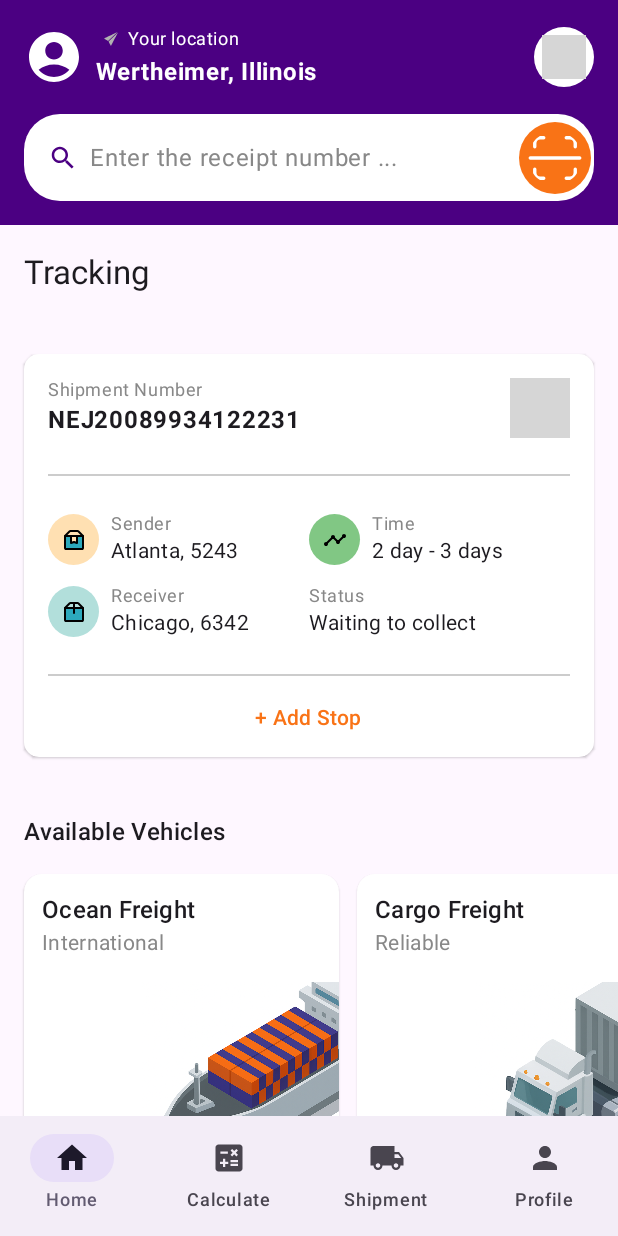
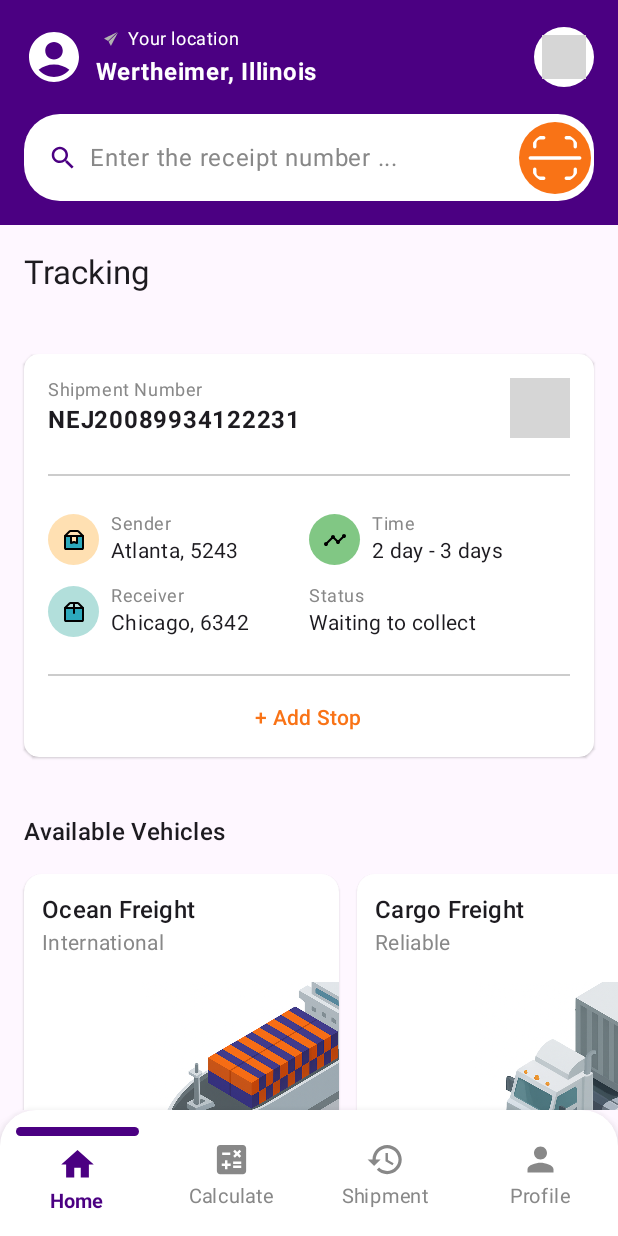
Before and after one commit to somtorizm/MoniePointChallenge, an Android app built with Jetpack Compose: the screen it shows after launch (MainActivity), on a phone screen of 412 x 824 dp. Run offline under Robolectric (Android 15) with nearby library versions, the phone set to English and light mode, and no system bars; our stand-ins replace Dagger/Hilt's generated code; grey boxes are pictures that could not be loaded.

Commit message:
animate bottom nav bar

```diff
--- a/app/src/main/java/com/vectorinc/moniepointchallenge/ui/BottomNavBar.kt
+++ /dev/null
@@ -1,44 +0,0 @@
-package com.vectorinc.moniepointchallenge.ui
-
-import androidx.compose.material3.Icon
-import androidx.compose.material3.NavigationBar
-import androidx.compose.material3.NavigationBarItem
-import androidx.compose.material3.Text
-import androidx.compose.runtime.Composable
-import androidx.compose.runtime.getValue
-import androidx.navigation.NavController
-import androidx.navigation.NavGraph.Companion.findStartDestination
-import androidx.navigation.compose.currentBackStackEntryAsState
-
-@Composable
-fun BottomNavigationBar(navController: NavController) {
-    val items = listOf(
-        Screen.Home,
-        Screen.Calculate,
-        Screen.Shipping,
-        Screen.Profile
-    )
-
-    NavigationBar {
-        val navBackStackEntry by navController.currentBackStackEntryAsState()
-        val currentRoute = navBackStackEntry?.destination?.route
-        items.forEach { screen ->
-            NavigationBarItem(
-                icon = { Icon(screen.icon, contentDescription = screen.label) },
-                label = { Text(screen.label) },
-                selected = currentRoute == screen.route,
-                onClick = {
-                    if (currentRoute != screen.route) {
-                        navController.navigate(screen.route) {
-                            popUpTo(navController.graph.findStartDestination().id) {
-                                saveState = true
-                            }
-                            launchSingleTop = true
-                            restoreState = true
-                        }
-                    }
-                }
-            )
-        }
-    }
-}
--- /dev/null
+++ b/app/src/main/java/com/vectorinc/moniepointchallenge/ui/BottomNavigationBar.kt
@@ -0,0 +1,115 @@
+package com.vectorinc.moniepointchallenge.ui
+
+import androidx.compose.animation.AnimatedVisibility
+import androidx.compose.animation.animateColorAsState
+import androidx.compose.foundation.background
+import androidx.compose.foundation.clickable
+import androidx.compose.foundation.layout.Arrangement
+import androidx.compose.foundation.layout.Box
+import androidx.compose.foundation.layout.Column
+import androidx.compose.foundation.layout.Row
+import androidx.compose.foundation.layout.Spacer
+import androidx.compose.foundation.layout.fillMaxSize
+import androidx.compose.foundation.layout.fillMaxWidth
+import androidx.compose.foundation.layout.height
+import androidx.compose.foundation.layout.padding
+import androidx.compose.foundation.layout.size
+import androidx.compose.foundation.layout.width
+import androidx.compose.foundation.shape.RoundedCornerShape
+import androidx.compose.material3.Icon
+import androidx.compose.material3.Surface
+import androidx.compose.material3.Text
+import androidx.compose.runtime.Composable
+import androidx.compose.runtime.getValue
+import androidx.compose.ui.Alignment
+import androidx.compose.ui.Modifier
+import androidx.compose.ui.draw.clip
+import androidx.compose.ui.graphics.Color
+import androidx.compose.ui.text.font.FontWeight
+import androidx.compose.ui.unit.dp
+import androidx.compose.ui.unit.sp
+import androidx.navigation.NavController
+import androidx.navigation.NavGraph.Companion.findStartDestination
+import androidx.navigation.compose.currentBackStackEntryAsState
+
+
+@Composable
+fun BottomNavigationBar(navController: NavController) {
+    val items = listOf(
+        Screen.Home,
+        Screen.Calculate,
+        Screen.Shipping,
+        Screen.Profile
+    )
+
+    val navBackStackEntry by navController.currentBackStackEntryAsState()
+    val currentRoute = navBackStackEntry?.destination?.route
+
+    Surface(
+        shape = RoundedCornerShape(topStart = 24.dp, topEnd = 24.dp),
+        tonalElevation = 4.dp,
+        shadowElevation = 8.dp,
+        modifier = Modifier
+            .fillMaxWidth()
+            .height(84.dp),
+        color = Color.White
+    ) {
+        Row(
+            modifier = Modifier.fillMaxSize(),
+            horizontalArrangement = Arrangement.SpaceAround,
+            verticalAlignment = Alignment.CenterVertically
+        ) {
+            items.forEach { screen ->
+                val selected = currentRoute == screen.route
+
+                val contentColor by animateColorAsState(
+                    if (selected) Color(0xFF4B0082) else Color.Gray,
+                    label = "TabContentColor"
+                )
+
+                Column(
+                    horizontalAlignment = Alignment.CenterHorizontally,
+                    modifier = Modifier
+                        .weight(1f)
+                        .clickable {
+                            if (!selected) {
+                                navController.navigate(screen.route) {
+                                    popUpTo(navController.graph.findStartDestination().id) {
+                                        saveState = true
+                                    }
+                                    launchSingleTop = true
+                                    restoreState = true
+                                }
+                            }
+                        }
+                        .padding(vertical = 8.dp)
+                ) {
+                    AnimatedVisibility(visible = selected) {
+                        Box(
+                            modifier = Modifier
+                                .width(82.dp)
+                                .height(6.dp)
+                                .clip(RoundedCornerShape(50))
+                                .background(contentColor)
+                        )
+                    }
+
+                    Spacer(modifier = Modifier.height(6.dp))
+
+                    Icon(
+                        imageVector = screen.icon,
+                        contentDescription = screen.label,
+                        tint = contentColor,
+                        modifier = Modifier.size(26.dp)
+                    )
+                    Text(
+                        text = screen.label,
+                        color = contentColor,
+                        fontWeight = if (selected) FontWeight.Bold else FontWeight.Normal,
+                        fontSize = 13.sp
+                    )
+                }
+            }
+        }
+    }
+}
--- a/app/src/main/java/com/vectorinc/moniepointchallenge/ui/NavGraph.kt
+++ b/app/src/main/java/com/vectorinc/moniepointchallenge/ui/NavGraph.kt
@@ -2,6 +2,7 @@ package com.vectorinc.moniepointchallenge.ui
 
 import androidx.compose.material.icons.Icons
 import androidx.compose.material.icons.filled.Calculate
+import androidx.compose.material.icons.filled.History
 import androidx.compose.material.icons.filled.Home
 import androidx.compose.material.icons.filled.LocalShipping
 import androidx.compose.material.icons.filled.Person
@@ -17,12 +18,17 @@ import com.vectorinc.moniepointchallenge.screens.HomeScreen
 import com.vectorinc.moniepointchallenge.screens.ProfileScreen
 import com.vectorinc.moniepointchallenge.screens.ShippingScreen
 
-sealed class Screen(val route: String, val label: String, val icon: ImageVector) {
-    data object Home : Screen("home", "Home", Icons.Default.Home)
-    data object Calculate : Screen("calculate", "Calculate", Icons.Default.Calculate)
-    data object Shipping : Screen("shipping", "Shipment", Icons.Default.LocalShipping)
-    data object Profile : Screen("profile", "Profile", Icons.Default.Person)
+sealed class Screen(
+    val route: String,
+    val label: String,
+    val icon: ImageVector
+) {
+    object Home : Screen("home", "Home", Icons.Default.Home)
+    object Calculate : Screen("calculate", "Calculate", Icons.Default.Calculate)
+    object Shipping : Screen("shipping", "Shipment", Icons.Default.History)
+    object Profile : Screen("profile", "Profile", Icons.Default.Person)
 }
+
 
 @Composable
 fun MoniePointNavHost(
```
